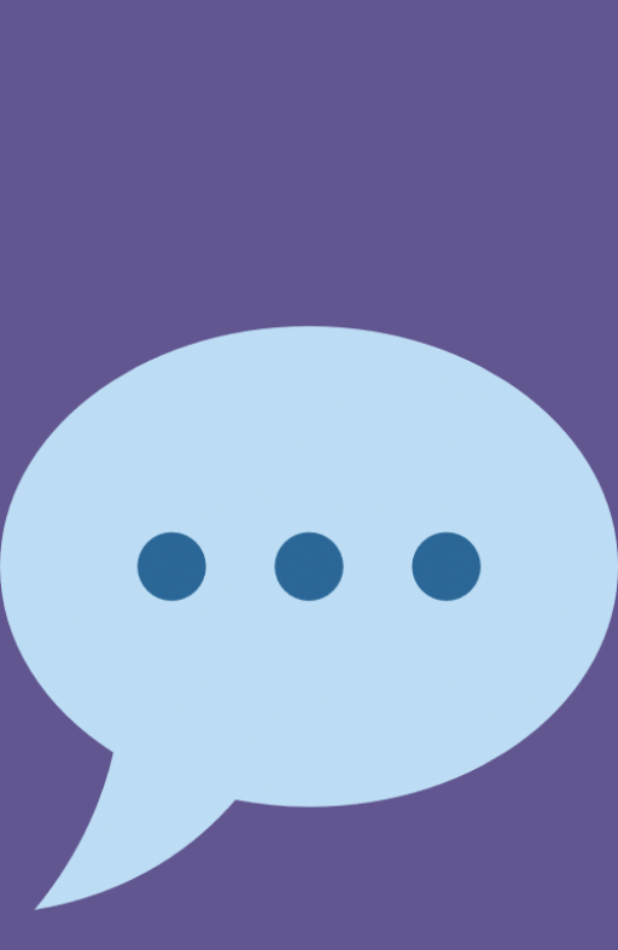
After one commit to neeraj-bhatt/flutter-projects, a Flutter app: the SplashScreen screen opened directly, on a phone screen of 412 x 824 dp. The commit adds this screen. Shown: the top 950 px of the screen. Run offline on Flutter 3.47's test engine with Material 3 defaults, Android fonts, the phone set to English and light mode, and no system bars; our stand-ins replace firebase_auth, firebase_core, flutter_riverpod, google_fonts, image_picker, location and 2 more; accounts and stored records are empty.

Commit message:
splash-screen and launcher icon update (chit-chat)

```diff
--- a/chit_chat/lib/screens/auth.dart
+++ b/chit_chat/lib/screens/auth.dart
@@ -26,12 +26,10 @@ class _AuthScreenState extends State<AuthScreen> {
         // log in
         final userCredentials = await _firebase.signInWithEmailAndPassword(
             email: _enteredEmail, password: _enteredPassword);
-        print(userCredentials);
       } else {
         // sign in
         final userCredentials = await _firebase.createUserWithEmailAndPassword(
             email: _enteredEmail, password: _enteredPassword);
-        print(userCredentials);
       }
     } on FirebaseAuthException catch (error) {
       ScaffoldMessenger.of(context).showSnackBar(
--- /dev/null
+++ b/chit_chat/lib/screens/splash_screen.dart
@@ -0,0 +1,17 @@
+import 'package:flutter/material.dart';
+
+class SplashScreen extends StatelessWidget {
+  const SplashScreen({super.key});
+
+  @override
+  Widget build(BuildContext context) {
+    return Scaffold(
+      backgroundColor: Theme.of(context).colorScheme.primary,
+      body: Center(
+          child: Image.asset(
+        'assets/images/chat.png',
+        fit: BoxFit.cover,
+      )),
+    );
+  }
+}
```
Also changed, not shown: chit_chat/lib/main.dart (+22 -8 lines), chit_chat/lib/screens/chat_screen.dart (added, +27 -0 lines), chit_chat/pubspec.yaml (+7 -0 lines), chit_chat/assets/icon/icon.png (added), chit_chat/pubspec.lock, 30 other files.
